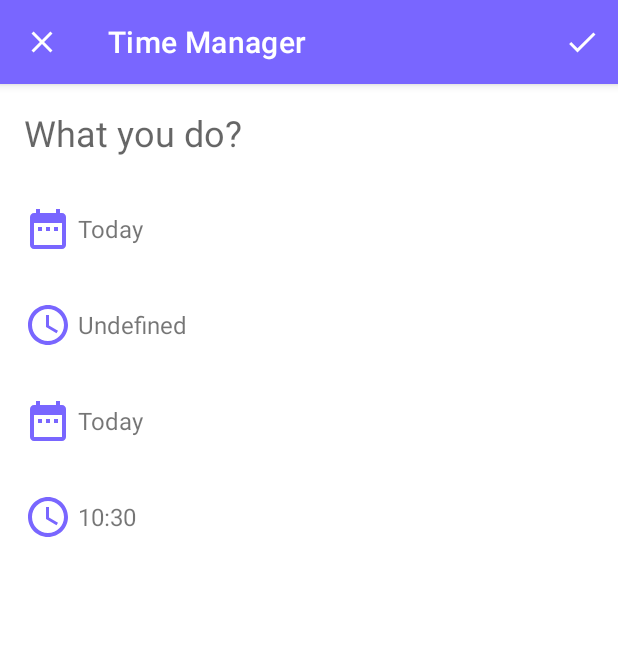
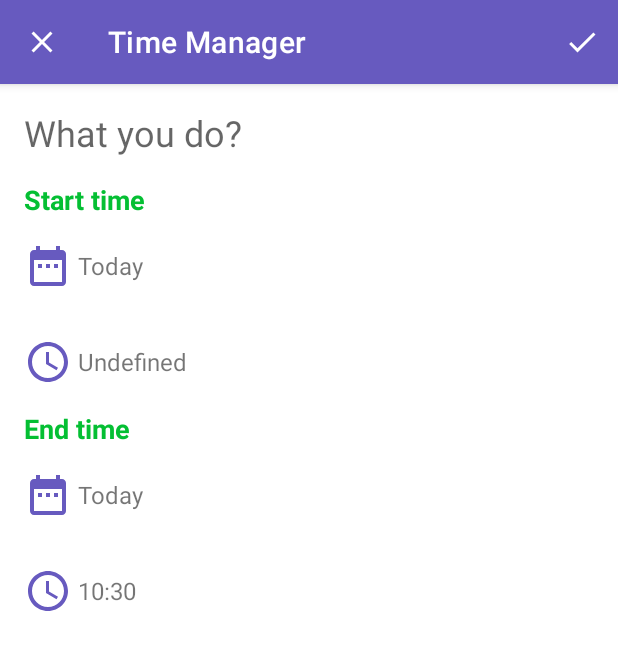
Before and after one commit to iandreyshev/android_timetracking, an Android app: the EditorActivity screen opened directly, with no data from a screen before it, on a phone screen of 412 x 824 dp. Shown: the top 650 px of the screen. Run offline under Robolectric (Android 15) with nearby library versions, the phone set to English and light mode, and no system bars; our stand-ins replace Room's generated code, RxJava, Timber; libraries missing offline, so code that uses them is left out: com.github.florent37.singledateandtimepicker, com.jakewharton.threetenabp.

Commit message:
Улучшения интерфейса редактора

```diff
--- a/app/src/main/res/drawable/ic_date_picker.xml
+++ b/app/src/main/res/drawable/ic_date_picker.xml
@@ -4,6 +4,6 @@
         android:viewportWidth="24.0"
         android:viewportHeight="24.0">
     <path
-        android:fillColor="#7966FF"
+        android:fillColor="@color/colorPrimaryDark"
         android:pathData="M9,11L7,11v2h2v-2zM13,11h-2v2h2v-2zM17,11h-2v2h2v-2zM19,4h-1L18,2h-2v2L8,4L8,2L6,2v2L5,4c-1.11,0 -1.99,0.9 -1.99,2L3,20c0,1.1 0.89,2 2,2h14c1.1,0 2,-0.9 2,-2L21,6c0,-1.1 -0.9,-2 -2,-2zM19,20L5,20L5,9h14v11z"/>
 </vector>
--- a/app/src/main/res/drawable/ic_time_picker.xml
+++ b/app/src/main/res/drawable/ic_time_picker.xml
@@ -4,6 +4,6 @@
     android:viewportWidth="24.0"
     android:viewportHeight="24.0">
     <path
-        android:fillColor="#7966FF"
+        android:fillColor="@color/colorPrimaryDark"
         android:pathData="M11.99,2C6.47,2 2,6.48 2,12s4.47,10 9.99,10C17.52,22 22,17.52 22,12S17.52,2 11.99,2zM12,20c-4.42,0 -8,-3.58 -8,-8s3.58,-8 8,-8 8,3.58 8,8 -3.58,8 -8,8zM12.5,7H11v6l5.25,3.15 0.75,-1.23 -4.5,-2.67z" />
 </vector>
--- a/app/src/main/res/layout/fragment_editor.xml
+++ b/app/src/main/res/layout/fragment_editor.xml
@@ -53,6 +53,25 @@
                 app:layout_constraintStart_toStartOf="parent"
                 app:layout_constraintTop_toTopOf="parent" />
 
+            <FrameLayout
+                android:id="@+id/startGroupTitle"
+                android:layout_width="0dp"
+                android:layout_height="wrap_content"
+                android:paddingStart="16dp"
+                app:layout_constraintEnd_toEndOf="parent"
+                app:layout_constraintStart_toStartOf="parent"
+                app:layout_constraintTop_toBottomOf="@id/titleView">
+
+                <TextView
+                    android:layout_width="wrap_content"
+                    android:layout_height="wrap_content"
+                    android:text="@string/editor_start_group_title"
+                    android:textColor="@color/colorAccent"
+                    android:textSize="18sp"
+                    android:textStyle="bold" />
+
+            </FrameLayout>
+
             <LinearLayout
                 android:id="@+id/startDateGroup"
                 android:layout_width="0dp"
@@ -63,7 +82,7 @@
                 android:padding="16dp"
                 app:layout_constraintEnd_toEndOf="parent"
                 app:layout_constraintStart_toStartOf="parent"
-                app:layout_constraintTop_toBottomOf="@id/titleView">
+                app:layout_constraintTop_toBottomOf="@id/startGroupTitle">
 
                 <ImageView
                     android:id="@+id/startDateIcon"
@@ -113,6 +132,25 @@
 
             </LinearLayout>
 
+            <FrameLayout
+                android:id="@+id/endGroupTitle"
+                android:layout_width="0dp"
+                android:layout_height="wrap_content"
+                android:paddingStart="16dp"
+                app:layout_constraintEnd_toEndOf="parent"
+                app:layout_constraintStart_toStartOf="parent"
+                app:layout_constraintTop_toBottomOf="@id/startTimeGroup">
+
+                <TextView
+                    android:layout_width="wrap_content"
+                    android:layout_height="wrap_content"
+                    android:text="@string/editor_end_group_title"
+                    android:textColor="@color/colorAccent"
+                    android:textSize="18sp"
+                    android:textStyle="bold" />
+
+            </FrameLayout>
+
             <LinearLayout
                 android:id="@+id/endDateGroup"
                 android:layout_width="0dp"
@@ -123,7 +161,7 @@
                 android:padding="16dp"
                 app:layout_constraintEnd_toEndOf="parent"
                 app:layout_constraintStart_toStartOf="parent"
-                app:layout_constraintTop_toBottomOf="@id/startTimeGroup">
+                app:layout_constraintTop_toBottomOf="@id/endGroupTitle">
 
                 <ImageView
                     android:id="@+id/endDateIcon"
--- a/app/src/main/res/layout/fragment_timeline.xml
+++ b/app/src/main/res/layout/fragment_timeline.xml
@@ -10,7 +10,6 @@
         android:id="@+id/headerGroup"
         android:layout_width="match_parent"
         android:layout_height="@dimen/card_top_margin"
-        android:background="@android:color/transparent"
         app:elevation="0dp"
         app:layout_constraintEnd_toEndOf="parent"
         app:layout_constraintStart_toStartOf="parent"
@@ -130,8 +129,11 @@
     <com.github.captain_miao.optroundcardview.OptRoundCardView
         android:layout_width="0dp"
         android:layout_height="0dp"
+        android:layout_marginStart="12dp"
+        android:layout_marginEnd="12dp"
         android:background="@color/background"
         app:cardCornerRadius="@dimen/card_radius"
+        app:cardPreventCornerOverlap="false"
         app:layout_constraintBottom_toBottomOf="parent"
         app:layout_constraintEnd_toEndOf="parent"
         app:layout_constraintStart_toStartOf="parent"
--- a/app/src/main/res/values/colors.xml
+++ b/app/src/main/res/values/colors.xml
@@ -1,8 +1,12 @@
 <?xml version="1.0" encoding="utf-8"?>
 <resources>
     <color name="background">#FFF</color>
-    <color name="background_dark">#F1EEFC</color>
-    <color name="colorPrimary">#9EB7FF</color>
-    <color name="colorPrimaryDark">#7966FF</color>
-    <color name="colorAccent">#D81B60</color>
+    <color name="background_dark">#F2F2F2</color>
+    <color name="colorPrimary">#8372F2</color>
+    <color name="colorPrimaryDark">#675ABF</color>
+    <color name="colorAccent">#04BF33</color>
+
+    <color name="colorTextPrimary">#101010</color>
+    <color name="colorTextSecondary">#484848</color>
+    <color name="colorTextAccent">#FFF</color>
 </resources>
--- a/app/src/main/res/values/strings.xml
+++ b/app/src/main/res/values/strings.xml
@@ -3,6 +3,9 @@
 
     <string name="button_create_first_card">Create first card</string>
     <string name="button_create_first_event">Create first event</string>
+
+    <string name="editor_start_group_title">Start time</string>
+    <string name="editor_end_group_title">End time</string>
 
     <string name="editor_start_date_today">Today</string>
     <string name="editor_start_time_undefined">Undefined</string>
```
Also changed, not shown: app/src/main/java/ru/iandreyshev/timemanager/ui/timeline/EventViewHolder.kt (+9 -0 lines), app/src/main/res/drawable/ic_timeline_end_time.xml (+2 -2 lines), app/src/main/res/drawable/ic_timeline_start_time.xml (+9 -7 lines), app/src/main/res/drawable/ic_timer_mode.xml (deleted, +0 -10 lines), app/src/main/res/layout/item_timeline_event.xml (+11 -1 lines), app/src/main/res/menu/menu_timeline.xml (deleted, +0 -11 lines).
